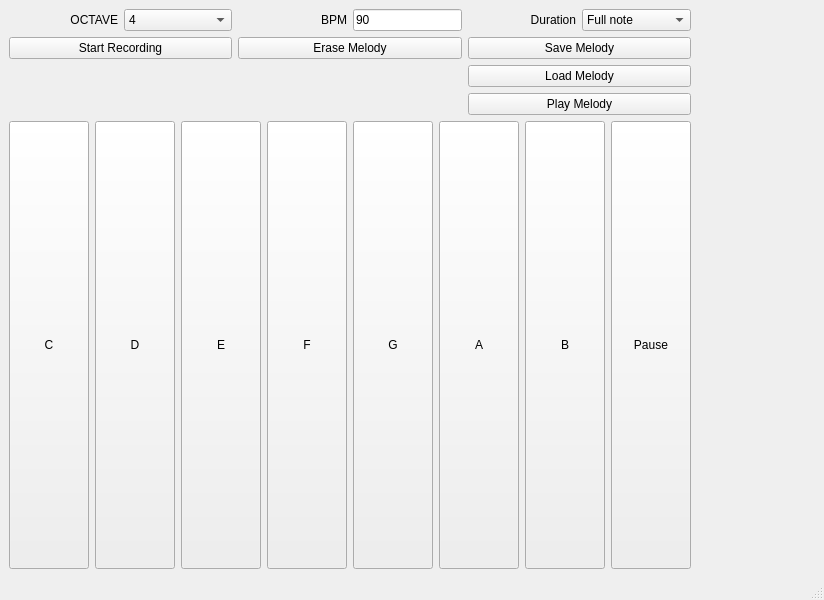
Qt form MyComposer/mainwindow.ui (KocurMaros/HackKosice24) before a commit.
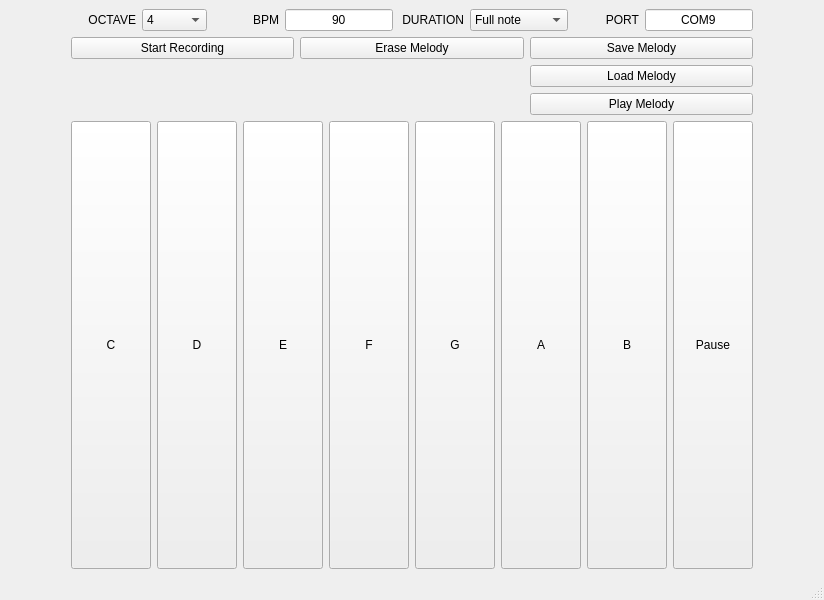
The same form after that commit.

Patch:
```diff
--- a/MyComposer/mainwindow.ui
+++ b/MyComposer/mainwindow.ui
@@ -15,134 +15,7 @@
   </property>
   <widget class="QWidget" name="centralwidget">
    <layout class="QGridLayout" name="gridLayout_4">
-    <item row="0" column="0">
-     <layout class="QHBoxLayout" name="horizontalLayout_4">
-      <item>
-       <widget class="QLabel" name="Octave_label">
-        <property name="layoutDirection">
-         <enum>Qt::LeftToRight</enum>
-        </property>
-        <property name="text">
-         <string>OCTAVE</string>
-        </property>
-        <property name="alignment">
-         <set>Qt::AlignRight|Qt::AlignTrailing|Qt::AlignVCenter</set>
-        </property>
-       </widget>
-      </item>
-      <item>
-       <widget class="QComboBox" name="Octave_combobox">
-        <property name="currentText">
-         <string>4</string>
-        </property>
-        <property name="currentIndex">
-         <number>3</number>
-        </property>
-        <item>
-         <property name="text">
-          <string>1</string>
-         </property>
-        </item>
-        <item>
-         <property name="text">
-          <string>2</string>
-         </property>
-        </item>
-        <item>
-         <property name="text">
-          <string>3</string>
-         </property>
-        </item>
-        <item>
-         <property name="text">
-          <string>4</string>
-         </property>
-        </item>
-        <item>
-         <property name="text">
-          <string>5</string>
-         </property>
-        </item>
-        <item>
-         <property name="text">
-          <string>6</string>
-         </property>
-        </item>
-        <item>
-         <property name="text">
-          <string>7</string>
-         </property>
-        </item>
-       </widget>
-      </item>
-      <item>
-       <widget class="QLabel" name="BPM_label">
-        <property name="text">
-         <string>BPM</string>
-        </property>
-        <property name="alignment">
-         <set>Qt::AlignRight|Qt::AlignTrailing|Qt::AlignVCenter</set>
-        </property>
-       </widget>
-      </item>
-      <item>
-       <widget class="QLineEdit" name="BPM_lineedit">
-        <property name="sizePolicy">
-         <sizepolicy hsizetype="Preferred" vsizetype="Fixed">
-          <horstretch>0</horstretch>
-          <verstretch>0</verstretch>
-         </sizepolicy>
-        </property>
-        <property name="text">
-         <string>90</string>
-        </property>
-       </widget>
-      </item>
-      <item>
-       <widget class="QLabel" name="Duration_label">
-        <property name="text">
-         <string>Duration</string>
-        </property>
-        <property name="alignment">
-         <set>Qt::AlignRight|Qt::AlignTrailing|Qt::AlignVCenter</set>
-        </property>
-       </widget>
-      </item>
-      <item>
-       <widget class="QComboBox" name="Duration_combobox">
-        <item>
-         <property name="text">
-          <string>Full note</string>
-         </property>
-        </item>
-        <item>
-         <property name="text">
-          <string>Quarter note</string>
-         </property>
-        </item>
-        <item>
-         <property name="text">
-          <string>Half note</string>
-         </property>
-        </item>
-       </widget>
-      </item>
-     </layout>
-    </item>
     <item row="4" column="1">
-     <spacer name="horizontalSpacer">
-      <property name="orientation">
-       <enum>Qt::Horizontal</enum>
-      </property>
-      <property name="sizeHint" stdset="0">
-       <size>
-        <width>40</width>
-        <height>20</height>
-       </size>
-      </property>
-     </spacer>
-    </item>
-    <item row="4" column="0">
      <layout class="QHBoxLayout" name="horizontalLayout_3">
       <item>
        <widget class="QPushButton" name="C_button">
@@ -250,7 +123,7 @@
       </item>
      </layout>
     </item>
-    <item row="2" column="0">
+    <item row="2" column="1">
      <layout class="QGridLayout" name="gridLayout">
       <item row="0" column="0">
        <widget class="QPushButton" name="Record_button">
@@ -289,6 +162,193 @@
       </item>
      </layout>
     </item>
+    <item row="0" column="1">
+     <layout class="QHBoxLayout" name="horizontalLayout_4">
+      <item>
+       <widget class="QLabel" name="Octave_label">
+        <property name="layoutDirection">
+         <enum>Qt::LeftToRight</enum>
+        </property>
+        <property name="text">
+         <string>OCTAVE</string>
+        </property>
+        <property name="alignment">
+         <set>Qt::AlignRight|Qt::AlignTrailing|Qt::AlignVCenter</set>
+        </property>
+        <property name="buddy">
+         <cstring>Octave_combobox</cstring>
+        </property>
+       </widget>
+      </item>
+      <item>
+       <widget class="QComboBox" name="Octave_combobox">
+        <property name="currentText">
+         <string>4</string>
+        </property>
+        <property name="currentIndex">
+         <number>3</number>
+        </property>
+        <item>
+         <property name="text">
+          <string>1</string>
+         </property>
+        </item>
+        <item>
+         <property name="text">
+          <string>2</string>
+         </property>
+        </item>
+        <item>
+         <property name="text">
+          <string>3</string>
+         </property>
+        </item>
+        <item>
+         <property name="text">
+          <string>4</string>
+         </property>
+        </item>
+        <item>
+         <property name="text">
+          <string>5</string>
+         </property>
+        </item>
+        <item>
+         <property name="text">
+          <string>6</string>
+         </property>
+        </item>
+        <item>
+         <property name="text">
+          <string>7</string>
+         </property>
+        </item>
+       </widget>
+      </item>
+      <item>
+       <widget class="QLabel" name="BPM_label">
+        <property name="text">
+         <string>BPM</string>
+        </property>
+        <property name="alignment">
+         <set>Qt::AlignRight|Qt::AlignTrailing|Qt::AlignVCenter</set>
+        </property>
+        <property name="buddy">
+         <cstring>BPM_lineedit</cstring>
+        </property>
+       </widget>
+      </item>
+      <item>
+       <widget class="QLineEdit" name="BPM_lineedit">
+        <property name="sizePolicy">
+         <sizepolicy hsizetype="Preferred" vsizetype="Fixed">
+          <horstretch>0</horstretch>
+          <verstretch>0</verstretch>
+         </sizepolicy>
+        </property>
+        <property name="text">
+         <string>90</string>
+        </property>
+        <property name="alignment">
+         <set>Qt::AlignCenter</set>
+        </property>
+       </widget>
+      </item>
+      <item>
+       <widget class="QLabel" name="Duration_label">
+        <property name="text">
+         <string>DURATION</string>
+        </property>
+        <property name="alignment">
+         <set>Qt::AlignRight|Qt::AlignTrailing|Qt::AlignVCenter</set>
+        </property>
+        <property name="buddy">
+         <cstring>Duration_combobox</cstring>
+        </property>
+       </widget>
+      </item>
+      <item>
+       <widget class="QComboBox" name="Duration_combobox">
+        <item>
+         <property name="text">
+          <string>Full note</string>
+         </property>
+        </item>
+        <item>
+         <property name="text">
+          <string>Quarter note</string>
+         </property>
+        </item>
+        <item>
+         <property name="text">
+          <string>Half note</string>
+         </property>
+        </item>
+       </widget>
+      </item>
+      <item>
+       <widget class="QLabel" name="Port_label">
+        <property name="sizePolicy">
+         <sizepolicy hsizetype="Preferred" vsizetype="Preferred">
+          <horstretch>0</horstretch>
+          <verstretch>0</verstretch>
+         </sizepolicy>
+        </property>
+        <property name="text">
+         <string>PORT</string>
+        </property>
+        <property name="alignment">
+         <set>Qt::AlignRight|Qt::AlignTrailing|Qt::AlignVCenter</set>
+        </property>
+        <property name="buddy">
+         <cstring>Port_lineedit</cstring>
+        </property>
+       </widget>
+      </item>
+      <item>
+       <widget class="QLineEdit" name="Port_lineedit">
+        <property name="sizePolicy">
+         <sizepolicy hsizetype="Preferred" vsizetype="Fixed">
+          <horstretch>0</horstretch>
+          <verstretch>0</verstretch>
+         </sizepolicy>
+        </property>
+        <property name="text">
+         <string>COM9</string>
+        </property>
+        <property name="alignment">
+         <set>Qt::AlignCenter</set>
+        </property>
+       </widget>
+      </item>
+     </layout>
+    </item>
+    <item row="4" column="2">
+     <spacer name="horizontalSpacer">
+      <property name="orientation">
+       <enum>Qt::Horizontal</enum>
+      </property>
+      <property name="sizeHint" stdset="0">
+       <size>
+        <width>40</width>
+        <height>20</height>
+       </size>
+      </property>
+     </spacer>
+    </item>
+    <item row="4" column="0">
+     <spacer name="horizontalSpacer_2">
+      <property name="orientation">
+       <enum>Qt::Horizontal</enum>
+      </property>
+      <property name="sizeHint" stdset="0">
+       <size>
+        <width>40</width>
+        <height>20</height>
+       </size>
+      </property>
+     </spacer>
+    </item>
    </layout>
   </widget>
   <widget class="QMenuBar" name="menubar">
```
